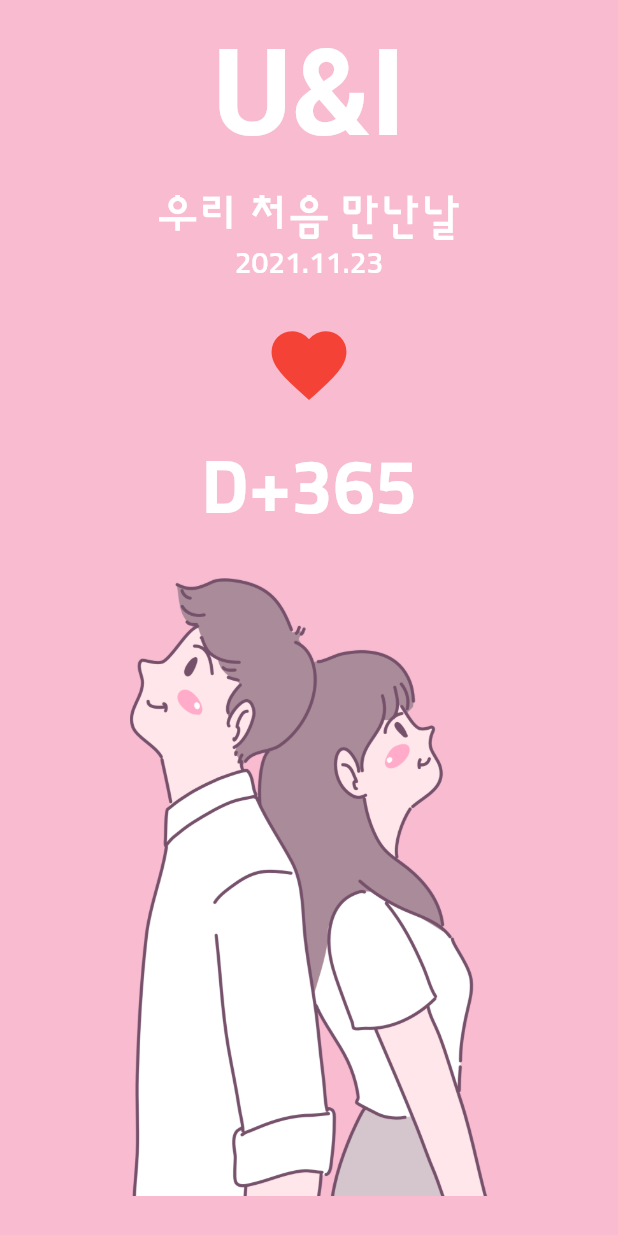
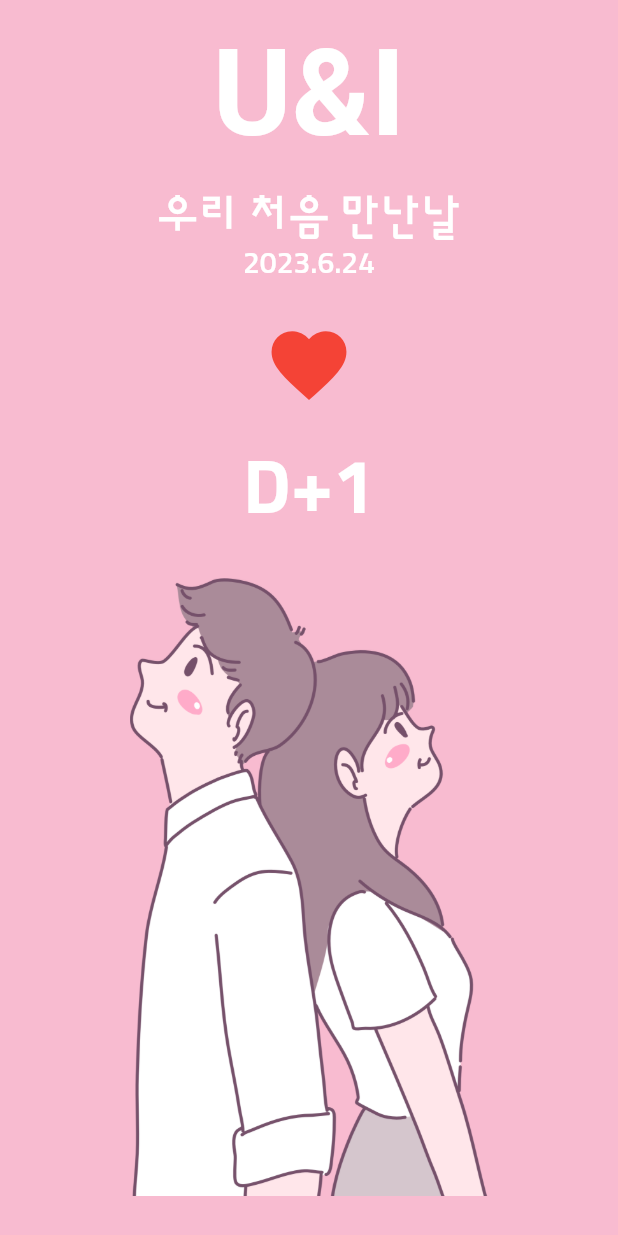
Before and after one commit to 0zine/Flutter-Learn, a Flutter app: the screen it shows after launch, on a phone screen of 412 x 824 dp. Run offline on Flutter 3.47's test engine with Material 2 defaults, Android fonts, the phone set to English and light mode, and no system bars; our stand-ins replace webview_flutter; Roboto replaces fonts that are missing (parisienne).

Commit message:
상태 관리

```diff
--- a/u_and_i/lib/screen/home_screen.dart
+++ b/u_and_i/lib/screen/home_screen.dart
@@ -1,7 +1,17 @@
+import 'package:flutter/cupertino.dart';
 import 'package:flutter/material.dart';
+// import 'package:flutter/cupertino.dart';
 
-class HomeScreen extends StatelessWidget {
+class HomeScreen extends StatefulWidget {
   const HomeScreen({Key? key}) : super(key: key);
+
+  @override
+  State createState() => _HomeScreen();
+}
+
+class _HomeScreen extends State<HomeScreen> {
+
+  DateTime firstDay = DateTime.now();
 
   @override
   Widget build(BuildContext context) {
@@ -16,7 +26,10 @@ class HomeScreen extends StatelessWidget {
           mainAxisAlignment: MainAxisAlignment.spaceBetween,
           crossAxisAlignment: CrossAxisAlignment.stretch,
           children: [
-            _DDay(),
+            _DDay(
+              onHeartPressed: onHeartPressed,
+              firstDay: firstDay,
+            ),
             _CoupleImage(),
           ],
         ),
@@ -24,13 +37,60 @@ class HomeScreen extends StatelessWidget {
     );
   }
 
+  void onHeartPressed() {
+    print("클릭");
+    // setState(() {
+    //   firstDay = firstDay.subtract(Duration(days: 1));
+    // });
+    showCupertinoDialog(
+        context: context,
+        builder: (BuildContext context) {
+
+          final initDate = DateTime.now();
+
+          return Align(
+            alignment: Alignment.bottomCenter,
+            child: Container(
+              color: Colors.white,
+              height: 300,
+              child: CupertinoDatePicker(
+                mode: CupertinoDatePickerMode.date,
+                minimumYear: 1900,
+                maximumYear: DateTime.now().year,
+                initialDateTime: initDate,
+                maximumDate: DateTime.now(),
+                onDateTimeChanged: (DateTime date) {
+
+                  setState(() {
+                    firstDay = date;
+                  });
+
+                },
+              ),
+            ),
+          );
+        },
+        barrierDismissible: true,
+    );
+  }
+
 }
 
 class _DDay extends StatelessWidget {
+
+  final GestureTapCallback onHeartPressed;
+  final DateTime firstDay;
+
+  _DDay({
+    required this.onHeartPressed,
+    required this.firstDay,
+  });
+
   @override
   Widget build(BuildContext context) {
 
     final textTheme = Theme.of(context).textTheme;
+    final now = DateTime.now();
 
     return Column(
       children: [
@@ -49,7 +109,7 @@ class _DDay extends StatelessWidget {
           style: textTheme.bodyLarge,
         ),
         Text(
-          '2021.11.23',
+          '${firstDay.year}.${firstDay.month}.${firstDay.day}',
           style: textTheme.bodyMedium,
         ),
         const SizedBox(
@@ -57,7 +117,7 @@ class _DDay extends StatelessWidget {
         ),
         IconButton(
           iconSize: 60.0,
-          onPressed: () {},
+          onPressed: onHeartPressed,
           icon: Icon(
             Icons.favorite,
             color: Colors.red,
@@ -67,7 +127,7 @@ class _DDay extends StatelessWidget {
           height: 16.0,
         ),
         Text(
-          'D+365',
+          'D+${DateTime(now.year, now.month, now.day).difference(firstDay).inDays + 1}',
           style: textTheme.displayMedium,
         ),
       ],
```
